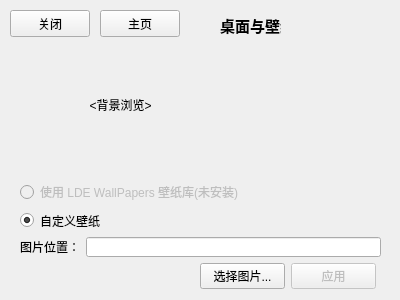
This is src/ldecc/descc.ui in xuzhuoyi/LDE-Embedded as Qt 5 draws it before an edit. The edited form follows.
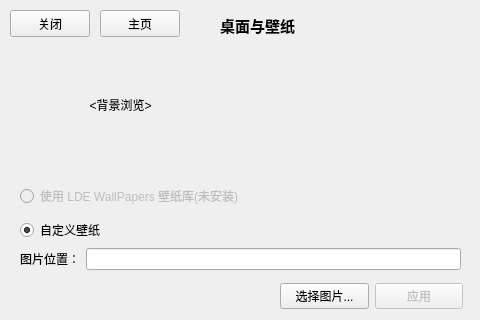
This is the edited form.

The edit to the form file:
```diff
--- a/src/ldecc/descc.ui
+++ b/src/ldecc/descc.ui
@@ -6,8 +6,8 @@
    <rect>
     <x>0</x>
     <y>0</y>
-    <width>400</width>
-    <height>300</height>
+    <width>480</width>
+    <height>320</height>
    </rect>
   </property>
   <property name="windowTitle">
@@ -31,7 +31,7 @@
     <rect>
      <x>220</x>
      <y>10</y>
-     <width>61</width>
+     <width>131</width>
      <height>31</height>
     </rect>
    </property>
@@ -75,13 +75,13 @@
     <bool>true</bool>
    </property>
   </widget>
-  <widget class="QWidget" name="">
+  <widget class="QWidget" name="layoutWidget1">
    <property name="geometry">
     <rect>
      <x>20</x>
      <y>180</y>
-     <width>361</width>
-     <height>77</height>
+     <width>441</width>
+     <height>95</height>
     </rect>
    </property>
    <layout class="QVBoxLayout" name="verticalLayout_2">
@@ -125,12 +125,12 @@
     </item>
    </layout>
   </widget>
-  <widget class="QWidget" name="">
+  <widget class="QWidget" name="layoutWidget">
    <property name="geometry">
     <rect>
-     <x>200</x>
-     <y>260</y>
-     <width>176</width>
+     <x>280</x>
+     <y>280</y>
+     <width>183</width>
      <height>32</height>
     </rect>
    </property>
```
